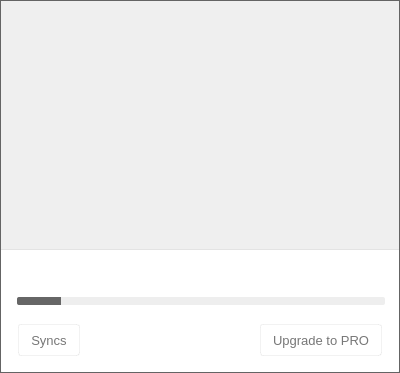
The window that src/MEGASync/gui/win/InfoDialog.ui (meganz/MEGAsync) describes before a commit, drawn with Qt 5.
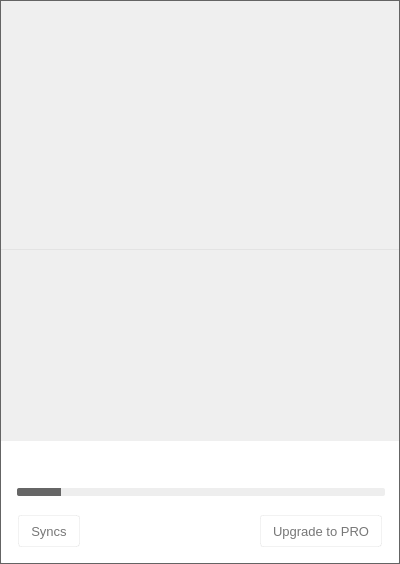
The same window after the commit. Icons and pictures are not drawn. Custom widgets are drawn as their Qt base class.

Commit message: Compatibility of recently updated items with Windows

The edit to the form file:
```diff
--- a/src/MEGASync/gui/win/InfoDialog.ui
+++ b/src/MEGASync/gui/win/InfoDialog.ui
@@ -7,19 +7,19 @@
     <x>0</x>
     <y>0</y>
     <width>400</width>
-    <height>373</height>
+    <height>564</height>
    </rect>
   </property>
   <property name="minimumSize">
    <size>
     <width>400</width>
-    <height>373</height>
+    <height>564</height>
    </size>
   </property>
   <property name="maximumSize">
    <size>
-    <width>402</width>
-    <height>373</height>
+    <width>400</width>
+    <height>564</height>
    </size>
   </property>
   <property name="windowTitle">
@@ -31,7 +31,7 @@
  border: 1px solid  rgb(100, 100, 100);
 }
 
-#bAvatar, #bState, #bDotUsedQuota, #bDotUsedStorage, #bMEGAheader, #bClockDown, #bClockUp
+#bAvatar, #bState, #bDotUsedQuota, #bDotUsedStorage, #bMEGAheader, #bClockDown, #bClockUp, #wRecentUpdated
 {
 	border: none;
 }
@@ -1123,6 +1123,35 @@
      </property>
     </widget>
    </item>
+   <item>
+    <widget class="RecentlyUpdated" name="wRecentUpdated" native="true">
+     <property name="minimumSize">
+      <size>
+       <width>0</width>
+       <height>191</height>
+      </size>
+     </property>
+     <property name="maximumSize">
+      <size>
+       <width>16777215</width>
+       <height>191</height>
+      </size>
+     </property>
+    </widget>
+   </item>
+   <item>
+    <spacer name="vRupdatedSpacer">
+     <property name="orientation">
+      <enum>Qt::Vertical</enum>
+     </property>
+     <property name="sizeHint" stdset="0">
+      <size>
+       <width>20</width>
+       <height>0</height>
+      </size>
+     </property>
+    </spacer>
+   </item>
    <item>
     <widget class="QWidget" name="wContainerBottom" native="true">
      <property name="minimumSize">
@@ -1882,6 +1911,12 @@
    <header location="global">AvatarWidget.h</header>
    <container>1</container>
   </customwidget>
+  <customwidget>
+   <class>RecentlyUpdated</class>
+   <extends>QWidget</extends>
+   <header location="global">RecentlyUpdated.h</header>
+   <container>1</container>
+  </customwidget>
  </customwidgets>
  <tabstops>
   <tabstop>bSettings</tabstop>
```
The commit also changes 3 other files.
